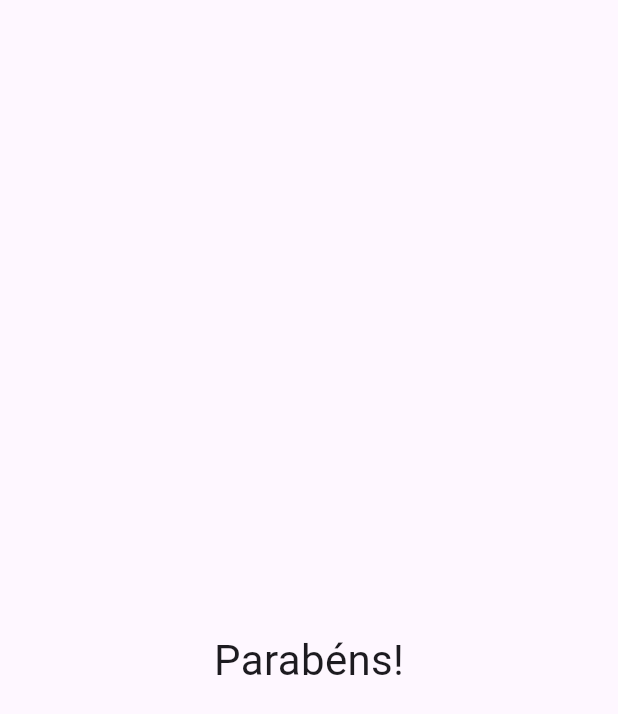
After one commit to IsraelRAlencar/Projeto-Perguntas, a Flutter app: the screen it shows after launch, after a tap on "Preto", after a tap on "Cobra", after a tap on "Leo", on a phone screen of 412 x 824 dp. The commit adds this screen. Shown: the top 714 px of the screen. Run offline on Flutter 3.47's test engine with Material 3 defaults, Android fonts, the phone set to English and light mode, and no system bars.

Commit message:
fix - refatoracao do resultado do questionario

```diff
--- a/lib/main.dart
+++ b/lib/main.dart
@@ -1,6 +1,7 @@
 import 'package:flutter/material.dart';
 import './questao.dart';
 import './resposta.dart';
+import './resultado.dart';
 
 main() => runApp(const PerguntaApp());
 
@@ -50,9 +51,7 @@ class _PerguntaAppState extends State<PerguntaApp> {
                   ...respostas!.map((t) => Resposta(t, _responder)).toList(),
                 ],
               )
-            : const Center(
-                child: Text('Parabéns!', style: TextStyle(fontSize: 28)),
-              ),
+            : const Resultado(),
       ),
     );
   }
--- /dev/null
+++ b/lib/resultado.dart
@@ -0,0 +1,12 @@
+import 'package:flutter/material.dart';
+
+class Resultado extends StatelessWidget {
+  const Resultado({super.key});
+
+  @override
+  Widget build(BuildContext context) {
+    return const Center(
+      child: Text('Parabéns!', style: TextStyle(fontSize: 28)),
+    );
+  }
+}
```
